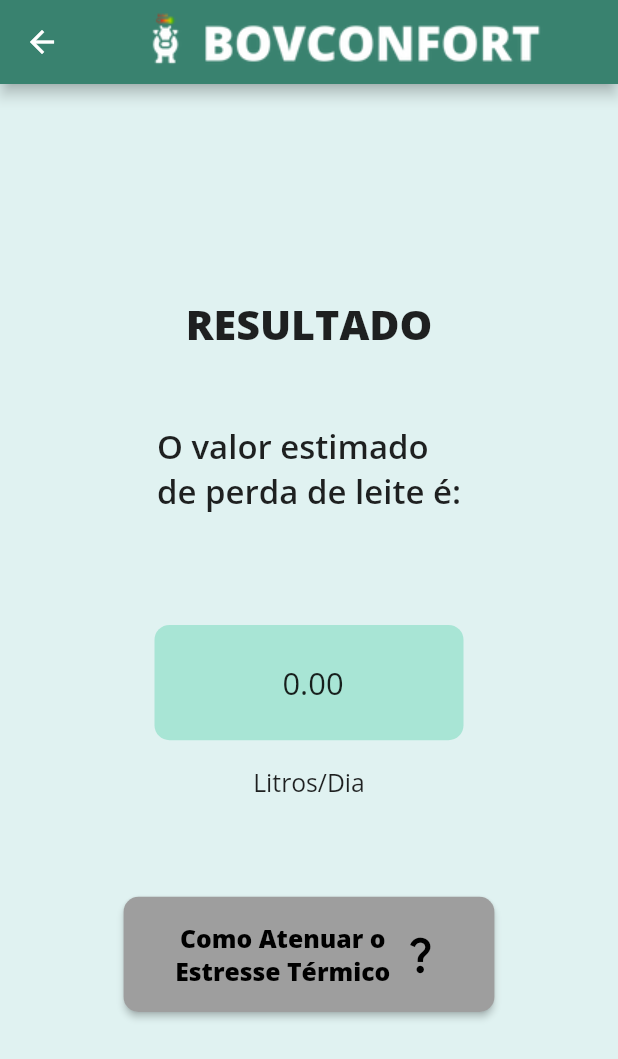
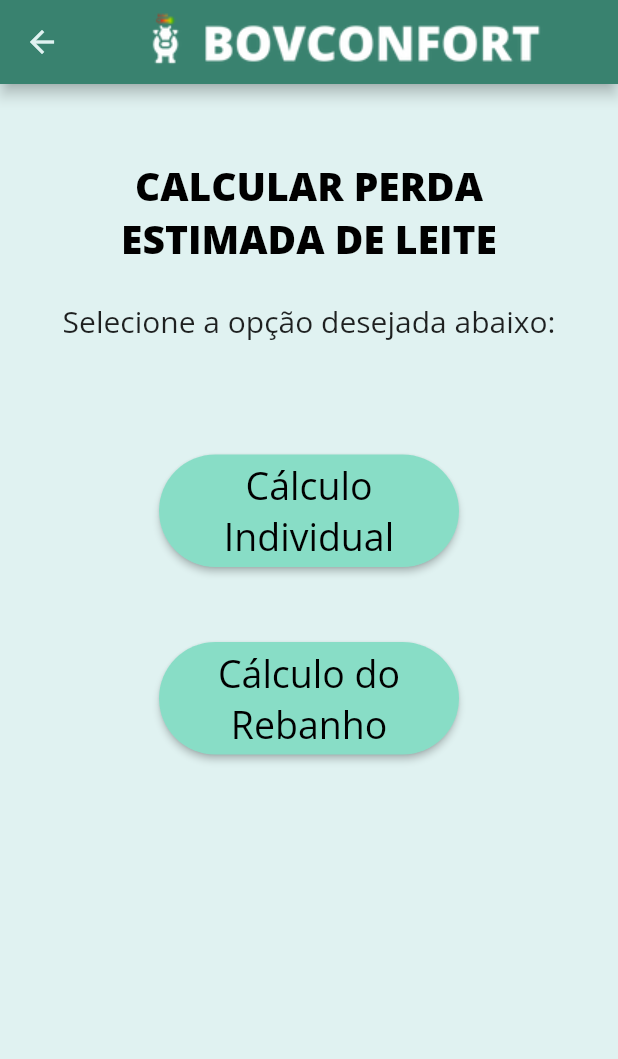
Before and after one commit to GabrielaMP00/app-bovconfort, a Flutter app: the Faixa5 screen opened directly, after a tap on an icon or button, on a phone screen of 412 x 824 dp. Shown: the top 1059 px of the screen. Run offline on Flutter 3.47's test engine with Material 2 defaults, Android fonts, the phone set to English and light mode, and no system bars; our stand-ins replace auto_size_text, google_fonts, sizer.

Commit message:
juncao de telas

```diff
--- a/lib/dados.dart
+++ b/lib/dados.dart
@@ -3,6 +3,7 @@ import 'package:flutter/material.dart';
 import 'package:appbovconfort/browse.dart';
 import 'package:sizer/sizer.dart';
 import 'package:appbovconfort/resultado_leite.dart';
+import 'package:appbovconfort/efeito_stress.dart';
 
 class Dados extends StatefulWidget {
   const Dados({super.key});
@@ -66,7 +67,10 @@ class _HomeState extends State<Dados> {
                         Column(children: [
                           FloatingActionButton.large(
                               backgroundColor: Color.fromRGBO(136, 221, 198, 1),
-                              onPressed: () {},
+                              onPressed: () {
+                                Navigator.push(context,
+                    MaterialPageRoute(builder: (context) => const Efeito_Stress()));
+                              },
                               child: Image(
                                 image: AssetImage("assets/termometro.png"),
                                 height: size.height * .1,
--- a/lib/faixa5.dart
+++ b/lib/faixa5.dart
@@ -6,6 +6,7 @@ import 'package:appbovconfort/faixa4.dart';
 import 'package:appbovconfort/itu_rs.dart';
 import 'package:appbovconfort/home.dart';
 import 'package:appbovconfort/resultado_leite.dart';
+import 'package:appbovconfort/perda_de_leite.dart';
 
 class Faixa5 extends StatefulWidget {
   const Faixa5({super.key});
@@ -139,7 +140,7 @@ class _HomeState extends State<Faixa5> {
                     Navigator.push(
                         context,
                         MaterialPageRoute(
-                            builder: (context) => const Resultado_leite()));
+                            builder: (context) => const Perda_de_leite()));
                   },
                   child: Row(
                     mainAxisSize: MainAxisSize.min,
--- /dev/null
+++ b/lib/perda_de_leite.dart
@@ -0,0 +1,127 @@
+import 'package:flutter/material.dart';
+import 'package:appbovconfort/browse.dart';
+import 'package:appbovconfort/faixa2.dart';
+import 'package:appbovconfort/faixa3.dart';
+import 'package:appbovconfort/faixa4.dart';
+import 'package:appbovconfort/faixa5.dart';
+import 'package:appbovconfort/perda_vaca.dart';
+import 'package:appbovconfort/perda_rebanho.dart';
+
+
+class Perda_de_leite extends StatefulWidget {
+  const Perda_de_leite({super.key});
+
+  @override
+  _HomeState createState() => _HomeState();
+}
+
+class _HomeState extends State<Perda_de_leite> {
+  @override
+  Widget build(BuildContext context) {
+    var appBar = AppBar(
+
+      backgroundColor: Color.fromRGBO(57, 130, 111, 1),
+      centerTitle: true,
+      title: Image.asset("assets/appbar_logo.png"),
+      leading: BackButton(
+        color: Colors.teal[50],
+      ),
+    );
+    var size = MediaQuery.of(context).size;
+    var screenHeight = (size.height - appBar.preferredSize.height) -
+        MediaQuery.of(context).padding.top;
+    return Scaffold(
+      backgroundColor: Colors.teal[50],
+      appBar: appBar,
+      body: Column(
+        crossAxisAlignment: CrossAxisAlignment.center,
+        children: <Widget>[
+          SizedBox(
+            height: 50,
+          ),
+          Container(
+            alignment: Alignment.topCenter,
+            child: const Text(
+              "CALCULAR PERDA \nESTIMADA DE LEITE",
+              textAlign: TextAlign.center,
+              style: TextStyle(
+                fontSize: 26,
+                color: Colors.black,
+                fontWeight: FontWeight.w800,
+              ),
+            ),
+          ),
+          SizedBox(
+            height: 25,
+          ),
+          Container(
+            alignment: Alignment.topCenter,
+            child: Text(
+              "Selecione a opção desejada abaixo:",
+              textAlign: TextAlign.center,
+              style: TextStyle(
+                fontSize: 20,
+              ),
+            ),
+          ),
+          SizedBox(
+            height: 75.0,
+          ),
+          Container(
+            alignment: Alignment.bottomCenter,
+            child: SizedBox(
+              width: 200.0,
+              height: 75.0,
+              child: ElevatedButton(
+                onPressed: () {
+                  Navigator.push(context,
+                    MaterialPageRoute(builder: (context) => const PerdaVaca()));
+                },
+                child: Text(
+                  "Cálculo\nIndividual",
+                  textAlign: TextAlign.center,
+                  style: TextStyle(
+                    fontSize: 25,
+                    fontWeight: FontWeight.w400,
+                    color: Colors.black,
+                  ),
+                ),
+                style: ElevatedButton.styleFrom(
+                    backgroundColor: Color(0xff88ddc6),
+                    shape: RoundedRectangleBorder(
+                        borderRadius: BorderRadius.circular(50))),
+              ),
+            ),
+          ),
+          SizedBox(
+            height: 50.0,
+          ),
+          Container(
+            alignment: Alignment.bottomCenter,
+            child: SizedBox(
+              width: 200.0,
+              height: 75.0,
+              child: ElevatedButton(
+                onPressed: () {Navigator.push(context,
+                    MaterialPageRoute(builder: (context) => const PerdaRebanho()));},
+                child: Text(
+                  "Cálculo do\nRebanho",
+                  textAlign: TextAlign.center,
+                  style: TextStyle(
+                    fontSize: 25,
+                    fontWeight: FontWeight.w400,
+                    color: Colors.black,
+                  ),
+                ),
+                style: ElevatedButton.styleFrom(
+                    backgroundColor: Color(0xff88ddc6),
+                    shape: RoundedRectangleBorder(
+                        borderRadius: BorderRadius.circular(50))),
+              ),
+            ),
+          ),
+        ],
+      ),
+    );
+  }
+}
--- a/lib/resultado_leite.dart
+++ b/lib/resultado_leite.dart
@@ -9,6 +9,8 @@ import 'package:appbovconfort/faixa3.dart';
 import 'package:appbovconfort/faixa4.dart';
 import 'package:appbovconfort/faixa5.dart';
 import 'package:appbovconfort/leituras_comp.dart';
+import 'package:appbovconfort/perda_vaca.dart';
+import 'package:appbovconfort/perda_rebanho.dart';
 
 class Resultado_leite extends StatefulWidget {
   const Resultado_leite({super.key});
--- a/pubspec.yaml
+++ b/pubspec.yaml
@@ -74,6 +74,7 @@ flutter:
     - assets/cuidado.png
     - assets/vaca_triste.png
     - assets/vaca_feliz2.png
+    - assets/estresse_termico-removebg-preview.png
 
   fonts:
     - family: OpenSans
```
Also changed, not shown: lib/browse.dart (+14 -7 lines), lib/efeito_stress.dart (added, +38 -0 lines), lib/localizacao.dart (added, +96 -0 lines), lib/perda_rebanho.dart (added, +115 -0 lines), lib/perda_vaca.dart (added, +113 -0 lines), assets/estresse_termico-removebg-preview.png (added).
